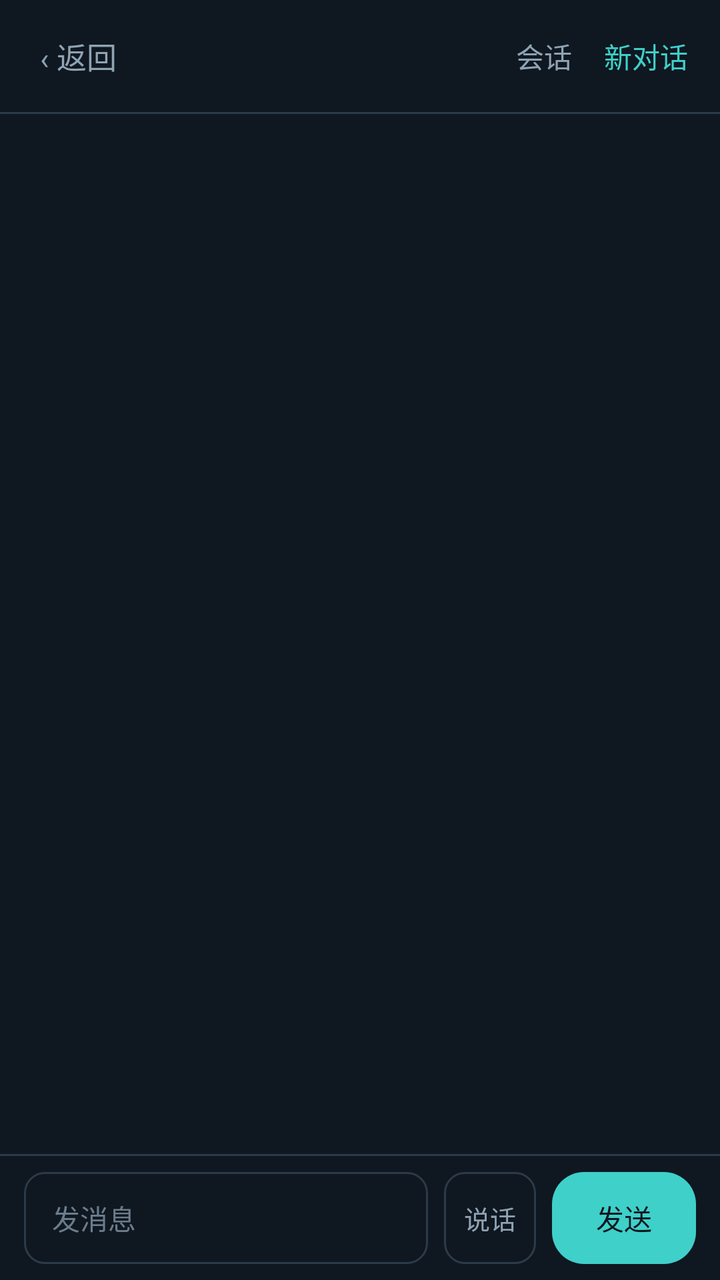
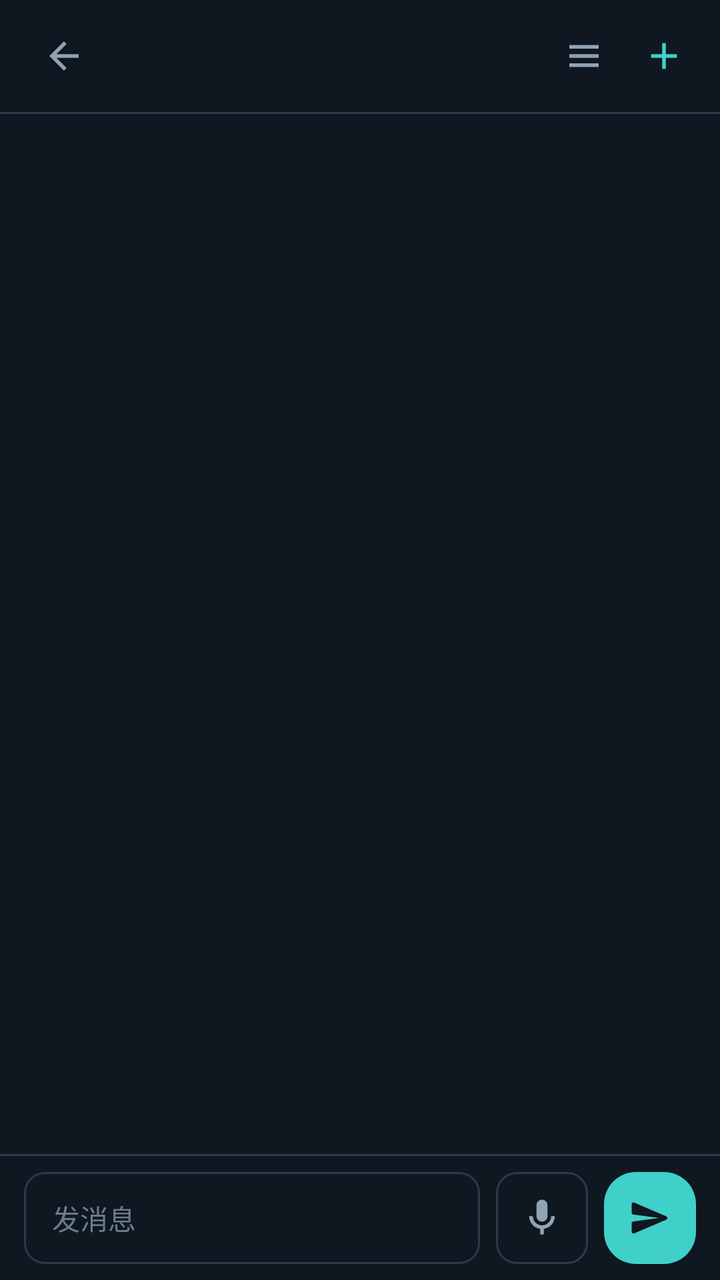

The first picture is an Android layout as it rendered before a commit; the second is the same layout after the commit. The layout source and the unified diff follow.
<!-- AndroidManifest.xml: activity theme AppTheme -->
<!-- res/layout/activity_history.xml -->
<?xml version="1.0" encoding="utf-8"?>
<FrameLayout xmlns:android="http://schemas.android.com/apk/res/android"
    android:id="@+id/historyRoot"
    android:layout_width="match_parent"
    android:layout_height="match_parent"
    android:background="@color/pet_bg"
    android:fitsSystemWindows="true">

    <LinearLayout
        android:layout_width="match_parent"
        android:layout_height="match_parent"
        android:orientation="vertical">

        <LinearLayout
            android:layout_width="match_parent"
            android:layout_height="56dp"
            android:gravity="center_vertical"
            android:orientation="horizontal"
            android:paddingStart="12dp"
            android:paddingEnd="8dp">

            <TextView
                android:id="@+id/historyBack"
                android:layout_width="wrap_content"
                android:layout_height="wrap_content"
                android:background="?android:attr/selectableItemBackground"
                android:padding="8dp"
                android:text="‹ 返回"
                android:textColor="@color/pet_text_dim"
                android:textSize="15sp" />

            
            <TextView
                android:id="@+id/historyProject"
                android:layout_width="0dp"
                android:layout_height="wrap_content"
                android:layout_weight="1"
                android:background="?android:attr/selectableItemBackground"
                android:ellipsize="end"
                android:maxLines="1"
                android:paddingStart="4dp"
                android:paddingTop="8dp"
                android:paddingEnd="4dp"
                android:paddingBottom="8dp"
                android:textColor="@color/pet_text"
                android:textSize="15sp" />

            <TextView
                android:id="@+id/historySessions"
                android:layout_width="wrap_content"
                android:layout_height="wrap_content"
                android:background="?android:attr/selectableItemBackground"
                android:padding="8dp"
                android:text="会话"
                android:textColor="@color/pet_text_dim"
                android:textSize="14sp" />

            <TextView
                android:id="@+id/historyNew"
                android:layout_width="wrap_content"
                android:layout_height="wrap_content"
                android:background="?android:attr/selectableItemBackground"
                android:padding="8dp"
                android:text="新对话"
                android:textColor="@color/pet_accent"
                android:textSize="14sp" />

        </LinearLayout>

        <View
            android:layout_width="match_parent"
            android:layout_height="1dp"
            android:background="@color/pet_line" />

        <FrameLayout
            android:layout_width="match_parent"
            android:layout_height="0dp"
            android:layout_weight="1">

            <ListView
                android:id="@+id/historyList"
                android:layout_width="match_parent"
                android:layout_height="match_parent"
                android:clipToPadding="false"
                android:listSelector="@android:color/transparent"
                android:paddingTop="6dp"
                android:paddingBottom="12dp"
                android:scrollbars="none"
                android:stackFromBottom="true"
                android:transcriptMode="alwaysScroll" />

            <TextView
                android:id="@+id/historyEmpty"
                android:layout_width="wrap_content"
                android:layout_height="wrap_content"
                android:layout_gravity="center"
                android:gravity="center"
                android:lineSpacingExtra="4dp"
                android:padding="24dp"
                android:text="说句话开始"
                android:textColor="@color/pet_hint"
                android:textSize="14sp"
                android:visibility="gone" />

            <TextView
                android:id="@+id/chatTyping"
                android:layout_width="wrap_content"
                android:layout_height="wrap_content"
                android:layout_gravity="bottom|start"
                android:layout_marginStart="16dp"
                android:layout_marginBottom="6dp"
                android:text="···"
                android:textColor="@color/pet_hint"
                android:textSize="18sp"
                android:visibility="gone" />
        </FrameLayout>

        <LinearLayout
            android:id="@+id/chatRun"
            android:layout_width="match_parent"
            android:layout_height="wrap_content"
            android:gravity="center_vertical"
            android:orientation="horizontal"
            android:paddingStart="16dp"
            android:paddingEnd="8dp"
            android:visibility="gone">

            <TextView
                android:id="@+id/chatRunText"
                android:layout_width="0dp"
                android:layout_height="wrap_content"
                android:layout_weight="1"
                android:paddingTop="6dp"
                android:paddingBottom="6dp"
                android:text="处理中"
                android:textColor="@color/pet_hint"
                android:textSize="12sp" />

            <TextView
                android:id="@+id/chatStop"
                android:layout_width="wrap_content"
                android:layout_height="wrap_content"
                android:background="?android:attr/selectableItemBackground"
                android:padding="8dp"
                android:text="中断"
                android:textColor="@color/pet_accent"
                android:textSize="13sp" />
        </LinearLayout>

        <View
            android:layout_width="match_parent"
            android:layout_height="1dp"
            android:background="@color/pet_line" />

        <LinearLayout
            android:layout_width="match_parent"
            android:layout_height="wrap_content"
            android:gravity="center_vertical"
            android:orientation="horizontal"
            android:paddingStart="12dp"
            android:paddingTop="8dp"
            android:paddingEnd="12dp"
            android:paddingBottom="8dp">

            <EditText
                android:id="@+id/chatInput"
                android:layout_width="0dp"
                android:layout_height="46dp"
                android:layout_weight="1"
                android:background="@drawable/bg_input"
                android:hint="发消息"
                android:imeOptions="actionSend"
                android:inputType="text"
                android:maxLines="1"
                android:paddingStart="14dp"
                android:paddingEnd="14dp"
                android:textColor="@color/pet_text"
                android:textColorHint="@color/pet_hint"
                android:textSize="14sp" />

            <TextView
                android:id="@+id/chatMic"
                android:layout_width="46dp"
                android:layout_height="46dp"
                android:layout_marginStart="8dp"
                android:background="@drawable/bg_input"
                android:gravity="center"
                android:text="说话"
                android:textColor="@color/pet_text_dim"
                android:textSize="13sp" />

            <Button
                android:id="@+id/chatSend"
                android:layout_width="wrap_content"
                android:layout_height="46dp"
                android:layout_marginStart="8dp"
                android:background="@drawable/bg_btn_primary"
                android:minWidth="72dp"
                android:paddingStart="16dp"
                android:paddingEnd="16dp"
                android:stateListAnimator="@null"
                android:text="发送"
                android:textAllCaps="false"
                android:textColor="@color/pet_bg"
                android:textSize="14sp" />
        </LinearLayout>
    </LinearLayout>

    
    <View
        android:id="@+id/pickerScrim"
        android:layout_width="match_parent"
        android:layout_height="match_parent"
        android:background="#B3000000"
        android:visibility="gone" />

    <LinearLayout
        android:id="@+id/pickerSheet"
        android:layout_width="match_parent"
        android:layout_height="wrap_content"
        android:layout_gravity="bottom"
        android:background="@color/pet_surface"
        android:orientation="vertical"
        android:paddingTop="8dp"
        android:paddingBottom="12dp"
        android:visibility="gone">

        <LinearLayout
            android:layout_width="match_parent"
            android:layout_height="48dp"
            android:gravity="center_vertical"
            android:orientation="horizontal"
            android:paddingStart="8dp"
            android:paddingEnd="8dp">

            <TextView
                android:id="@+id/pickerBack"
                android:layout_width="wrap_content"
                android:layout_height="wrap_content"
                android:background="?android:attr/selectableItemBackground"
                android:padding="8dp"
                android:text="‹ 项目"
                android:textColor="@color/pet_text_dim"
                android:textSize="14sp"
                android:visibility="gone" />

            <TextView
                android:id="@+id/pickerTitle"
                android:layout_width="0dp"
                android:layout_height="wrap_content"
                android:layout_weight="1"
                android:ellipsize="end"
                android:maxLines="1"
                android:paddingStart="4dp"
                android:text="项目"
                android:textColor="@color/pet_text"
                android:textSize="15sp" />

            <TextView
                android:id="@+id/pickerClose"
                android:layout_width="wrap_content"
                android:layout_height="wrap_content"
                android:background="?android:attr/selectableItemBackground"
                android:padding="8dp"
                android:text="关闭"
                android:textColor="@color/pet_accent"
                android:textSize="14sp" />
        </LinearLayout>

        <View
            android:layout_width="match_parent"
            android:layout_height="1dp"
            android:background="@color/pet_line" />

        <ListView
            android:id="@+id/pickerList"
            android:layout_width="match_parent"
            android:layout_height="wrap_content"
            android:divider="@color/pet_line"
            android:dividerHeight="1dp"
            android:listSelector="@android:color/transparent"
            android:maxHeight="420dp"
            android:scrollbars="none" />
    </LinearLayout>
</FrameLayout>
<!-- resources referenced by this layout -->
<resources>
  <color name="pet_accent">#3FD0C9</color>
  <color name="pet_bg">#0F1720</color>
  <color name="pet_hint">#6B7C8C</color>
  <color name="pet_line">#2C3B49</color>
  <color name="pet_surface">#18232E</color>
  <color name="pet_text">#E6EEF4</color>
  <color name="pet_text_dim">#8FA3B3</color>
  <!-- drawable bg_btn_primary (drawable) -->
  <?xml version="1.0" encoding="utf-8"?>
  <ripple xmlns:android="http://schemas.android.com/apk/res/android"
      android:color="#4DFFFFFF">
      <item>
          <shape android:shape="rectangle">
              <corners android:radius="16dp" />
              <solid android:color="@color/pet_accent" />
          </shape>
      </item>
  </ripple>
  <!-- drawable bg_input (drawable) -->
  <?xml version="1.0" encoding="utf-8"?>
  <shape xmlns:android="http://schemas.android.com/apk/res/android"
      android:shape="rectangle">
      <corners android:radius="10dp" />
      <solid android:color="@color/pet_bg" />
      <stroke
          android:width="1dp"
          android:color="@color/pet_line" />
  </shape>
  <style name="AppTheme" parent="@android:style/Theme.Material.NoActionBar">
          <item name="android:windowBackground">#06131F</item>
          <item name="android:colorAccent">#7ADAFF</item>
          <item name="android:statusBarColor">#06131F</item>
          <item name="android:navigationBarColor">#06131F</item>
      </style>
</resources>

<!-- the commit's change to res/layout/activity_history.xml (unified diff, before → after) -->
@@ -19,15 +19,15 @@
             android:paddingStart="12dp"
             android:paddingEnd="8dp">
 
-            <TextView
+            <ImageView
                 android:id="@+id/historyBack"
                 android:layout_width="wrap_content"
                 android:layout_height="wrap_content"
                 android:background="?android:attr/selectableItemBackground"
-                android:padding="8dp"
-                android:text="‹ 返回"
-                android:textColor="@color/pet_text_dim"
-                android:textSize="15sp" />
+                android:contentDescription="返回"
+                android:padding="9dp"
+                android:src="@drawable/ic_back"
+                android:tint="@color/pet_text_dim" />
 
             
             <TextView
@@ -45,25 +45,25 @@
                 android:textColor="@color/pet_text"
                 android:textSize="15sp" />
 
-            <TextView
+            <ImageView
                 android:id="@+id/historySessions"
                 android:layout_width="wrap_content"
                 android:layout_height="wrap_content"
                 android:background="?android:attr/selectableItemBackground"
-                android:padding="8dp"
-                android:text="会话"
-                android:textColor="@color/pet_text_dim"
-                android:textSize="14sp" />
-
-            <TextView
+                android:contentDescription="会话"
+                android:padding="9dp"
+                android:src="@drawable/ic_list"
+                android:tint="@color/pet_text_dim" />
+
+            <ImageView
                 android:id="@+id/historyNew"
                 android:layout_width="wrap_content"
                 android:layout_height="wrap_content"
                 android:background="?android:attr/selectableItemBackground"
-                android:padding="8dp"
-                android:text="新对话"
-                android:textColor="@color/pet_accent"
-                android:textSize="14sp" />
+                android:contentDescription="新对话"
+                android:padding="9dp"
+                android:src="@drawable/ic_plus"
+                android:tint="@color/pet_accent" />
 
         </LinearLayout>
 
@@ -178,31 +178,27 @@
                 android:textColorHint="@color/pet_hint"
                 android:textSize="14sp" />
 
-            <TextView
+            <ImageView
                 android:id="@+id/chatMic"
                 android:layout_width="46dp"
                 android:layout_height="46dp"
                 android:layout_marginStart="8dp"
                 android:background="@drawable/bg_input"
-                android:gravity="center"
-                android:text="说话"
-                android:textColor="@color/pet_text_dim"
-                android:textSize="13sp" />
-
-            <Button
+                android:contentDescription="按住说话"
+                android:padding="12dp"
+                android:src="@drawable/ic_mic"
+                android:tint="@color/pet_text_dim" />
+
+            <ImageView
                 android:id="@+id/chatSend"
-                android:layout_width="wrap_content"
+                android:layout_width="46dp"
                 android:layout_height="46dp"
                 android:layout_marginStart="8dp"
                 android:background="@drawable/bg_btn_primary"
-                android:minWidth="72dp"
-                android:paddingStart="16dp"
-                android:paddingEnd="16dp"
-                android:stateListAnimator="@null"
-                android:text="发送"
-                android:textAllCaps="false"
-                android:textColor="@color/pet_bg"
-                android:textSize="14sp" />
+                android:contentDescription="发送"
+                android:padding="12dp"
+                android:src="@drawable/ic_send"
+                android:tint="@color/pet_bg" />
         </LinearLayout>
     </LinearLayout>
 
@@ -233,15 +229,15 @@
             android:paddingStart="8dp"
             android:paddingEnd="8dp">
 
-            <TextView
+            <ImageView
                 android:id="@+id/pickerBack"
                 android:layout_width="wrap_content"
                 android:layout_height="wrap_content"
                 android:background="?android:attr/selectableItemBackground"
-                android:padding="8dp"
-                android:text="‹ 项目"
-                android:textColor="@color/pet_text_dim"
-                android:textSize="14sp"
+                android:contentDescription="项目"
+                android:padding="9dp"
+                android:src="@drawable/ic_back"
+                android:tint="@color/pet_text_dim"
                 android:visibility="gone" />
 
             <TextView
@@ -256,15 +252,15 @@
                 android:textColor="@color/pet_text"
                 android:textSize="15sp" />
 
-            <TextView
+            <ImageView
                 android:id="@+id/pickerClose"
                 android:layout_width="wrap_content"
                 android:layout_height="wrap_content"
                 android:background="?android:attr/selectableItemBackground"
-                android:padding="8dp"
-                android:text="关闭"
-                android:textColor="@color/pet_accent"
-                android:textSize="14sp" />
+                android:contentDescription="关闭"
+                android:padding="9dp"
+                android:src="@drawable/ic_close"
+                android:tint="@color/pet_accent" />
         </LinearLayout>
 
         <View
<!-- resource entries referenced after the edit -->
@@ -28,6 +28,66 @@
           android:width="1dp"
           android:color="@color/pet_line" />
   </shape>
+  <!-- drawable ic_back (drawable) -->
+  <vector xmlns:android="http://schemas.android.com/apk/res/android"
+      android:width="22dp"
+      android:height="22dp"
+      android:viewportWidth="24"
+      android:viewportHeight="24">
+      <path
+          android:fillColor="#FF000000"
+          android:pathData="M20,11H7.83l5.59,-5.59L12,4l-8,8 8,8 1.41,-1.41L7.83,13H20v-2z" />
+  </vector>
+  <!-- drawable ic_close (drawable) -->
+  <vector xmlns:android="http://schemas.android.com/apk/res/android"
+      android:width="22dp"
+      android:height="22dp"
+      android:viewportWidth="24"
+      android:viewportHeight="24">
+      <path
+          android:fillColor="#FF000000"
+          android:pathData="M19,6.41L17.59,5 12,10.59 6.41,5 5,6.41 10.59,12 5,17.59 6.41,19 12,13.41 17.59,19 19,17.59 13.41,12z" />
+  </vector>
+  <!-- drawable ic_list (drawable) -->
+  <vector xmlns:android="http://schemas.android.com/apk/res/android"
+      android:width="22dp"
+      android:height="22dp"
+      android:viewportWidth="24"
+      android:viewportHeight="24">
+      <path
+          android:fillColor="#FF000000"
+          android:pathData="M4,6h16v2H4V6zM4,11h16v2H4v-2zM4,16h16v2H4v-2z" />
+  </vector>
+  <!-- drawable ic_mic (drawable) -->
+  <vector xmlns:android="http://schemas.android.com/apk/res/android"
+      android:width="22dp"
+      android:height="22dp"
+      android:viewportWidth="24"
+      android:viewportHeight="24">
+      <path
+          android:fillColor="#FF000000"
+          android:pathData="M12,14c1.66,0 3,-1.34 3,-3V5c0,-1.66 -1.34,-3 -3,-3S9,3.34 9,5v6c0,1.66 1.34,3 3,3zM17,11c0,2.76 -2.24,5 -5,5s-5,-2.24 -5,-5H5c0,3.53 2.61,6.43 6,6.92V21h2v-3.08c3.39,-0.49 6,-3.39 6,-6.92h-2z" />
+  </vector>
+  <!-- drawable ic_plus (drawable) -->
+  <vector xmlns:android="http://schemas.android.com/apk/res/android"
+      android:width="22dp"
+      android:height="22dp"
+      android:viewportWidth="24"
+      android:viewportHeight="24">
+      <path
+          android:fillColor="#FF000000"
+          android:pathData="M19,13h-6v6h-2v-6H5v-2h6V5h2v6h6v2z" />
+  </vector>
+  <!-- drawable ic_send (drawable) -->
+  <vector xmlns:android="http://schemas.android.com/apk/res/android"
+      android:width="22dp"
+      android:height="22dp"
+      android:viewportWidth="24"
+      android:viewportHeight="24">
+      <path
+          android:fillColor="#FF000000"
+          android:pathData="M3.4,20.4l17.45,-7.48c0.81,-0.35 0.81,-1.49 0,-1.84L3.4,3.6c-0.66,-0.29 -1.39,0.2 -1.39,0.91L2,9.12c0,0.5 0.37,0.93 0.87,0.99L17,12 2.87,13.88c-0.5,0.07 -0.87,0.5 -0.87,1l0.01,4.61c0,0.71 0.73,1.2 1.39,0.91z" />
+  </vector>
   <style name="AppTheme" parent="@android:style/Theme.Material.NoActionBar">
           <item name="android:windowBackground">#06131F</item>
           <item name="android:colorAccent">#7ADAFF</item>
